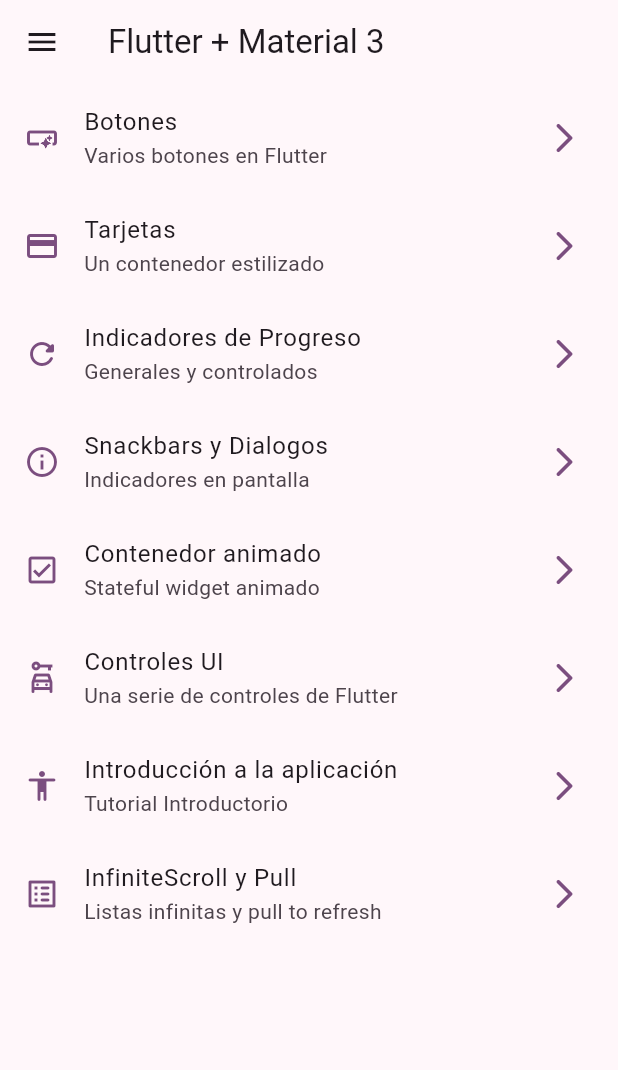
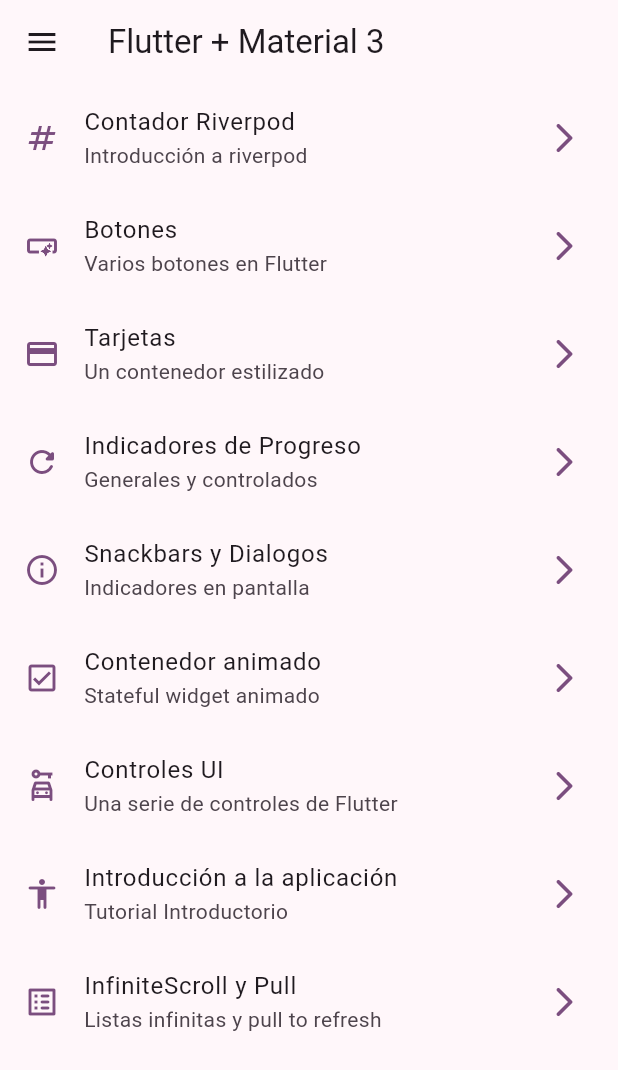
Before and after one commit to AgnosticSix/widgets_app, a Flutter app: the screen it shows after launch, on a phone screen of 412 x 824 dp. Shown: the top 1070 px of the screen. Run offline on Flutter 3.47's test engine with Material 2 defaults, Android fonts, the phone set to English and light mode, and no system bars; our stand-ins replace animate_do, go_router.

Commit message:
flutter riverpod dependencie added

```diff
--- a/lib/config/menu/menu_items.dart
+++ b/lib/config/menu/menu_items.dart
@@ -14,52 +14,13 @@ class MenuItems {
 }
 
 const appMenuItems = <MenuItems>[
-  MenuItems(
-    title: 'Botones',
-    subTitle: 'Varios botones en Flutter',
-    url: '/buttons',
-    icon: Icons.smart_button_outlined,
-  ),
-  MenuItems(
-    title: 'Tarjetas',
-    subTitle: 'Un contenedor estilizado',
-    url: '/cards',
-    icon: Icons.credit_card,
-  ),
-  MenuItems(
-    title: 'Indicadores de Progreso',
-    subTitle: 'Generales y controlados',
-    url: '/progress',
-    icon: Icons.refresh_rounded,
-  ),
-  MenuItems(
-    title: 'Snackbars y Dialogos',
-    subTitle: 'Indicadores en pantalla',
-    url: '/snackbars',
-    icon: Icons.info_outline,
-  ),
-  MenuItems(
-    title: 'Contenedor animado',
-    subTitle: 'Stateful widget animado',
-    url: '/animated',
-    icon: Icons.check_box_outlined,
-  ),
-  MenuItems(
-    title: 'Controles UI',
-    subTitle: 'Una serie de controles de Flutter',
-    url: '/ui-controls',
-    icon: Icons.car_rental_outlined,
-  ),
-  MenuItems(
-    title: 'Introducción a la aplicación',
-    subTitle: 'Tutorial Introductorio',
-    url: '/tutorial',
-    icon: Icons.accessibility_rounded,
-  ),
-  MenuItems(
-    title: 'InfiniteScroll y Pull',
-    subTitle: 'Listas infinitas y pull to refresh',
-    url: '/infinite',
-    icon: Icons.list_alt_rounded,
-  ),
+  MenuItems(title: 'Contador Riverpod',subTitle: 'Introducción a riverpod',url: '/counter-river',icon: Icons.numbers,),
+  MenuItems(title: 'Botones',subTitle: 'Varios botones en Flutter',url: '/buttons',icon: Icons.smart_button_outlined,),
+  MenuItems(title: 'Tarjetas',subTitle: 'Un contenedor estilizado',url: '/cards',icon: Icons.credit_card,),
+  MenuItems(title: 'Indicadores de Progreso',subTitle: 'Generales y controlados',url: '/progress',icon: Icons.refresh_rounded,),
+  MenuItems(title: 'Snackbars y Dialogos',subTitle: 'Indicadores en pantalla',url: '/snackbars',icon: Icons.info_outline,),
+  MenuItems(title: 'Contenedor animado',subTitle: 'Stateful widget animado',url: '/animated',icon: Icons.check_box_outlined,),
+  MenuItems(title: 'Controles UI',subTitle: 'Una serie de controles de Flutter',url: '/ui-controls',icon: Icons.car_rental_outlined,),
+  MenuItems(title: 'Introducción a la aplicación',subTitle: 'Tutorial Introductorio',url: '/tutorial',icon: Icons.accessibility_rounded,),
+  MenuItems(title: 'InfiniteScroll y Pull',subTitle: 'Listas infinitas y pull to refresh',url: '/infinite',icon: Icons.list_alt_rounded,),
 ];
--- a/lib/config/router/app_router.dart
+++ b/lib/config/router/app_router.dart
@@ -7,6 +7,7 @@ final appRouter = GoRouter(
   initialLocation: '/',
   routes: [
     GoRoute(name: HomeScreen.name, path: '/', builder: (context, state) => const HomeScreen(),),
+    GoRoute(name: CounterScreen.name, path: '/counter-river', builder: (context, state) => const CounterScreen(),),
     GoRoute(name: ButtonsScreen.name, path: '/buttons', builder: (context, state) =>const ButtonsScreen(),),
     GoRoute(name: CardsScreen.name, path: '/cards', builder: (context, state) => const CardsScreen(),),
     GoRoute(name: ProgressScreen.name, path: '/progress', builder: (context, state) => const ProgressScreen(),),
--- a/lib/presentation/screens/screens.dart
+++ b/lib/presentation/screens/screens.dart
@@ -2,6 +2,7 @@ export 'package:widgets_app/presentation/screens/animated/animated_screen.dart';
 export 'package:widgets_app/presentation/screens/app_tutorial/app_tutorial_screen.dart';
 export 'package:widgets_app/presentation/screens/buttons/buttons_screen.dart';
 export 'package:widgets_app/presentation/screens/cards/cards_screen.dart';
+export 'package:widgets_app/presentation/screens/counter/counter_screen.dart';
 export 'package:widgets_app/presentation/screens/home/home_screen.dart';
 export 'package:widgets_app/presentation/screens/infinite_scroll/infinite_scroll_screen.dart';
 export 'package:widgets_app/presentation/screens/progress/progress_screen.dart';
--- a/pubspec.yaml
+++ b/pubspec.yaml
@@ -10,6 +10,7 @@ dependencies:
   animate_do: ^3.0.2
   flutter:
     sdk: flutter
+  flutter_riverpod: ^2.3.7
   go_router: ^9.0.0
 
 dev_dependencies:
```
Also changed, not shown: lib/presentation/screens/counter/counter_screen.dart (added, +22 -0 lines), lib/presentation/screens/progress/progress_screen.dart (+7 -7 lines), pubspec.lock, 2 other files.
